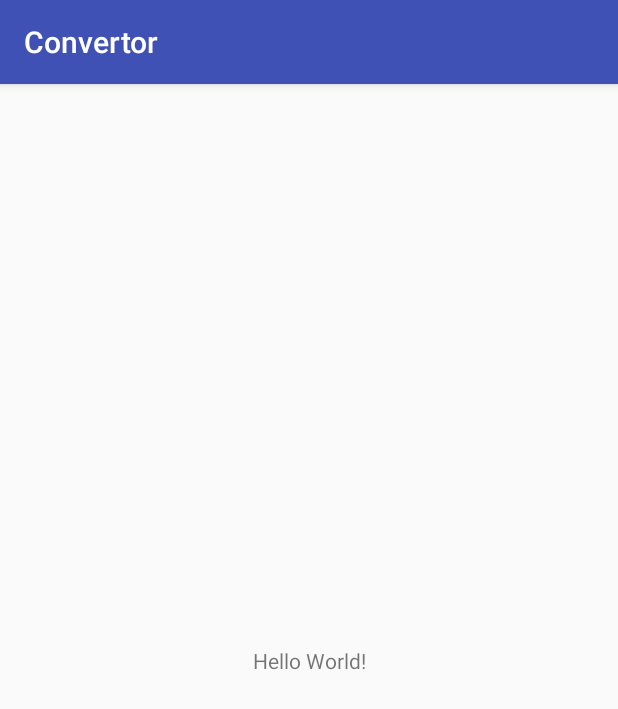
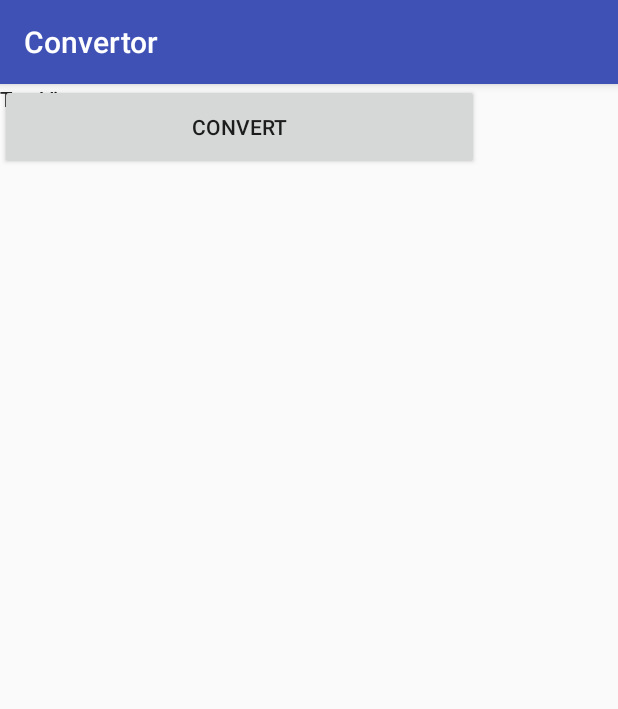
Before and after one commit to anda5/Convertor, an Android app: the screen it shows after launch (MainActivity), on a phone screen of 412 x 824 dp. Shown: the top 709 px of the screen. Run offline under Robolectric (Android 15) with nearby library versions, the phone set to English and light mode, and no system bars.

Commit message:
Create UI

```diff
--- a/Convertor/Convertor2/app/src/main/res/layout/activity_main.xml
+++ b/Convertor/Convertor2/app/src/main/res/layout/activity_main.xml
@@ -8,12 +8,48 @@
     tools:context="com.convertor.convertor.MainActivity">
 
     <TextView
-        android:layout_width="wrap_content"
-        android:layout_height="wrap_content"
-        android:text="Hello World!"
-        app:layout_constraintBottom_toBottomOf="parent"
-        app:layout_constraintLeft_toLeftOf="parent"
-        app:layout_constraintRight_toRightOf="parent"
-        app:layout_constraintTop_toTopOf="parent" />
+        android:id="@+id/inr"
+        android:layout_width="315dp"
+        android:layout_height="45dp"
+        android:text="TextView"
+        tools:layout_editor_absoluteX="35dp"
+        tools:layout_editor_absoluteY="386dp" />
 
+    <EditText
+        android:layout_width="183dp"
+        android:layout_height="52dp"
+        android:id="@+id/edit"
+        tools:layout_editor_absoluteY="66dp"
+        tools:layout_editor_absoluteX="30dp" />
+
+    <Spinner
+        android:id="@+id/spinner"
+        android:layout_width="95dp"
+        android:layout_height="51dp"
+        tools:layout_editor_absoluteX="258dp"
+        tools:layout_editor_absoluteY="66dp" />
+
+    <Button
+        android:id="@+id/button"
+        android:layout_width="319dp"
+        android:layout_height="57dp"
+        android:text="Convert"
+        tools:layout_editor_absoluteX="34dp"
+        tools:layout_editor_absoluteY="153dp" />
+
+    <TextView
+        android:id="@+id/usd"
+        android:layout_width="317dp"
+        android:layout_height="45dp"
+        android:text="TextView"
+        tools:layout_editor_absoluteX="34dp"
+        tools:layout_editor_absoluteY="246dp" />
+
+    <TextView
+        android:id="@+id/eur"
+        android:layout_width="315dp"
+        android:layout_height="45dp"
+        android:text="TextView"
+        tools:layout_editor_absoluteX="36dp"
+        tools:layout_editor_absoluteY="316dp" />
 </android.support.constraint.ConstraintLayout>
```
